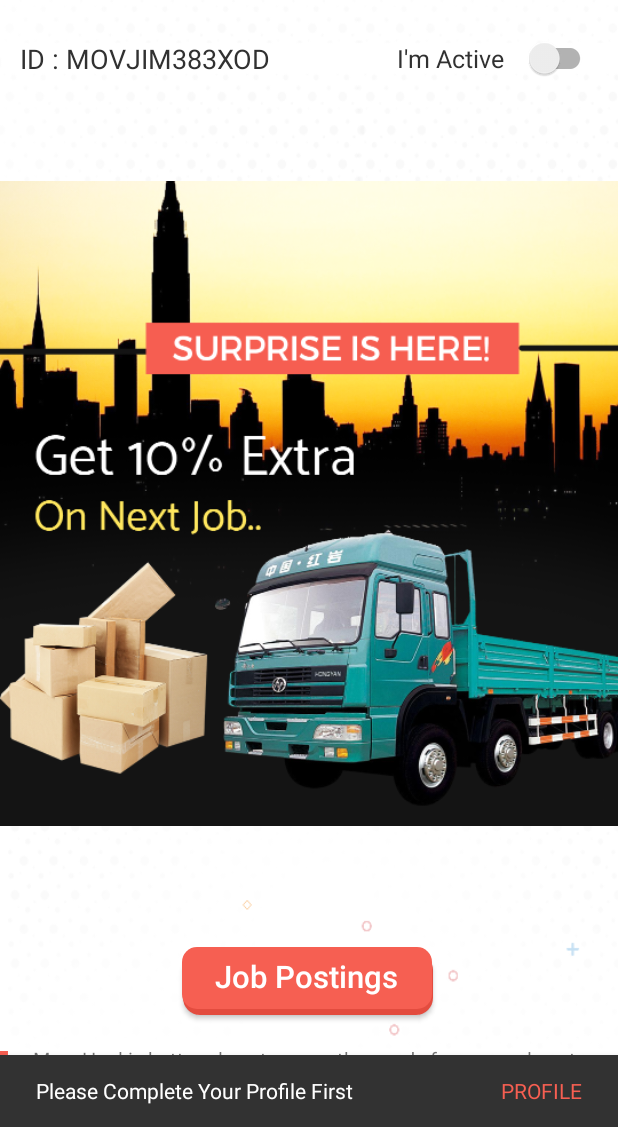
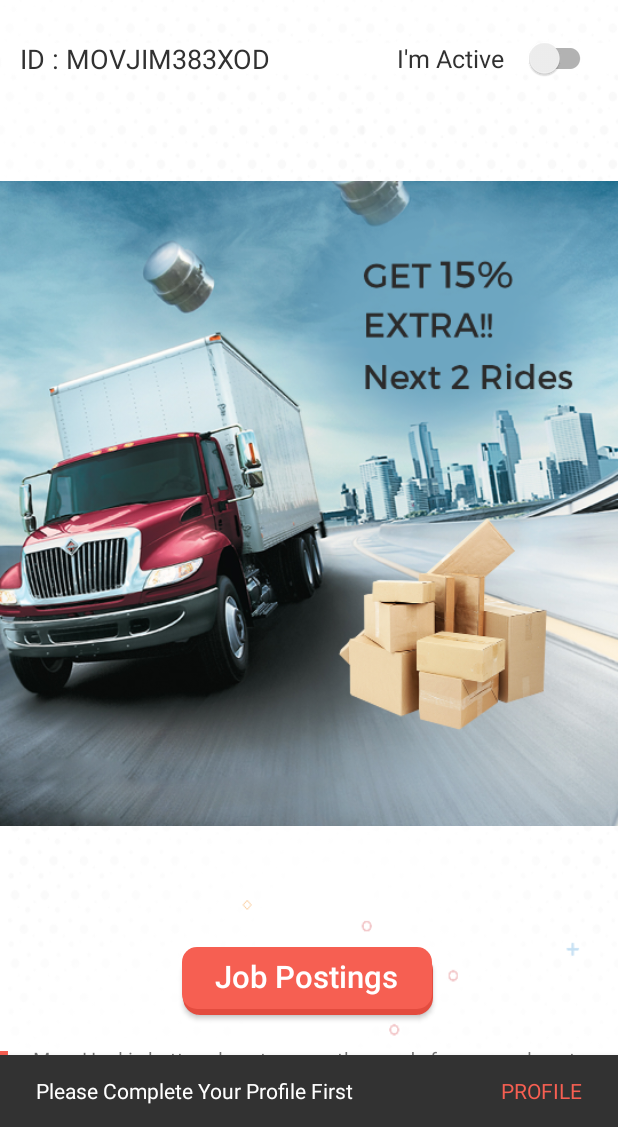
Before and after one commit to SQGit/MoveHaul_Driver, an Android app: the DashboardNavigation screen opened directly, with no data from a screen before it, on a phone screen of 412 x 824 dp, the part 109-1236 px from its top. Run offline under Robolectric (Android 15) with nearby library versions, the phone set to English and light mode, and no system bars; our stand-ins replace sdp/ssp sizes; libraries missing offline, so code that uses them is left out: com.rey.material, com.sloop.fonts; plain views replace Button, Switch, TextView; pictures from the network do not load; Roboto replaces fonts that are not available here; 29 statements that could not run were skipped.

Commit message:
driver updated_with_roadside_2

```diff
--- a/app/build.gradle
+++ b/app/build.gradle
@@ -54,7 +54,6 @@ dependencies {
     compile 'com.github.ParkSangGwon:TedPicker:v1.0.10'
     compile 'com.github.bumptech.glide:glide:3.6.0'
     compile 'de.hdodenhof:circleimageview:2.1.0'
-
     compile 'com.google.firebase:firebase-core:9.0.2'
     compile 'com.google.firebase:firebase-messaging:9.0.2'
     compile 'com.firebase:firebase-client-android:2.5.1+'
--- a/app/src/main/java/net/sqindia/movehaul/driver/DashboardNavigation.java
+++ b/app/src/main/java/net/sqindia/movehaul/driver/DashboardNavigation.java
@@ -48,6 +48,7 @@ import android.widget.Toast;
 import android.widget.ViewFlipper;
 
 import com.bumptech.glide.Glide;
+import com.bumptech.glide.load.engine.DiskCacheStrategy;
 import com.rey.material.widget.Button;
 import com.rey.material.widget.Switch;
 import com.rey.material.widget.TextView;
@@ -287,9 +288,16 @@ public class DashboardNavigation extends AppCompatActivity implements Navigation
         }
 
 
-        for (int i = 0; i < resources.length; i++) {
+        for (int i = 1; i <= resources.length; i++) {
             ImageView imageView = new ImageView(this);
-            imageView.setImageDrawable(getResources().getDrawable(resources[i]));
+         //   imageView.setImageDrawable(getResources().getDrawable(resources[i]));
+            //http://104.197.80.225:3030/banner/1.png
+
+            Glide.with(DashboardNavigation.this).load("http://104.197.80.225:3030/banner/"+i+".png").placeholder(R.drawable.banner_bg1).diskCacheStrategy(DiskCacheStrategy.ALL).into(imageView);
+
+
+
+
             mViewFlipper.addView(imageView);
 
         }
--- a/app/src/main/java/net/sqindia/movehaul/driver/JobPosting.java
+++ b/app/src/main/java/net/sqindia/movehaul/driver/JobPosting.java
@@ -171,6 +171,7 @@ public class JobPosting extends Activity {
                 jsonObject.accumulate("radius", "100");
                 json = jsonObject.toString();
                 Log.e("tag","ss:"+Config.WEB_URL+url_service);
+
                 return jsonStr = HttpUtils.makeRequest1(Config.WEB_URL + url_service, json,id,token);
             } catch (Exception e) {
                 Log.e("InputStream", e.getLocalizedMessage());
@@ -270,9 +271,6 @@ public class JobPosting extends Activity {
 
 
 
-
-
-
                 }
                 else {
 
--- a/app/src/main/res/drawable/track.xml
+++ b/app/src/main/res/drawable/track.xml
@@ -8,7 +8,7 @@
 
     <stroke
         android:width="3dp"
-        android:color="@color/brown" />
+        android:color="@color/redColor" />
 
     <padding android:left="@dimen/_3sdp" android:right="@dimen/_3sdp"/>
 
```
